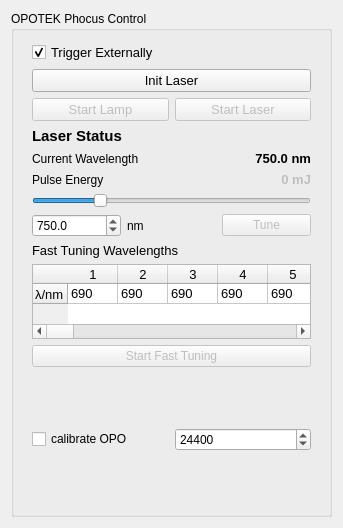
Old version of the form Plugins/org.mitk.gui.qt.lasercontrol/src/internal/QmitkLaserControlControls.ui in the repository MITK/MITK.
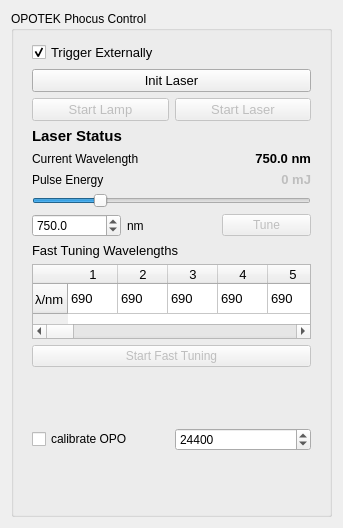
New version of the form.

Patch:
```diff
--- a/Plugins/org.mitk.gui.qt.lasercontrol/src/internal/QmitkLaserControlControls.ui
+++ b/Plugins/org.mitk.gui.qt.lasercontrol/src/internal/QmitkLaserControlControls.ui
@@ -16,6 +16,11 @@
     <height>0</height>
    </size>
   </property>
+  <property name="font">
+   <font>
+    <pointsize>9</pointsize>
+   </font>
+  </property>
   <property name="windowTitle">
    <string>QmitkTemplate</string>
   </property>
@@ -297,10 +302,10 @@
             <number>50</number>
            </attribute>
            <attribute name="verticalHeaderDefaultSectionSize">
-            <number>20</number>
+            <number>30</number>
            </attribute>
            <attribute name="verticalHeaderMinimumSectionSize">
-            <number>20</number>
+            <number>30</number>
            </attribute>
            <row>
             <property name="text">
```
